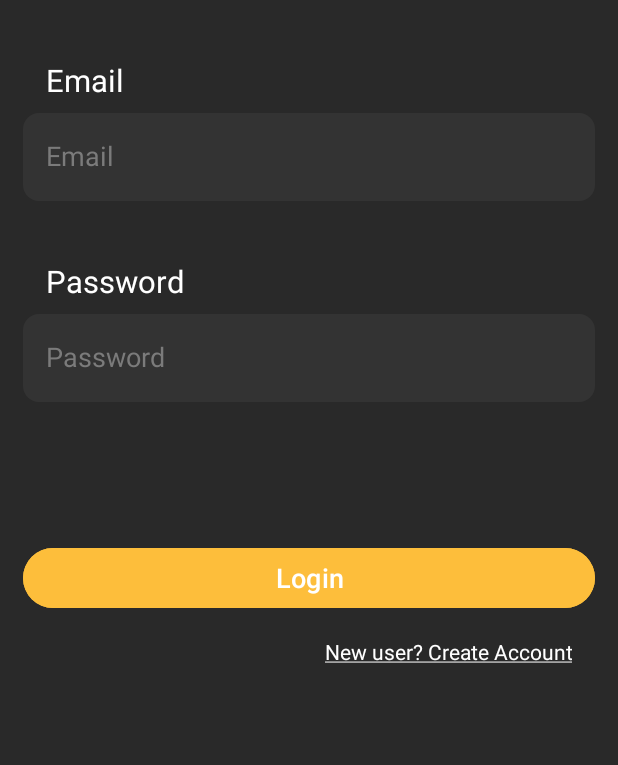
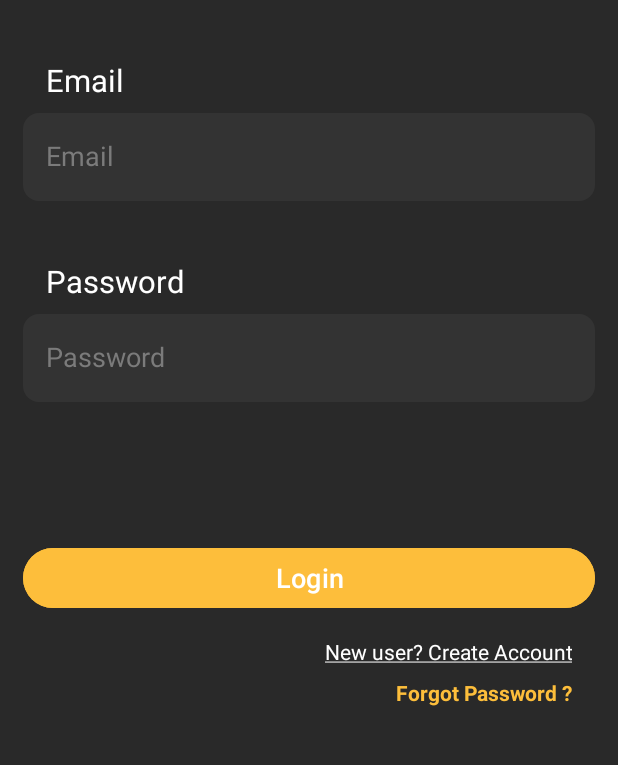
Before and after one commit to vnBan/Sulat, an Android app: the LoginActivity screen opened directly, with no data from a screen before it, on a phone screen of 412 x 824 dp, the part 430-1195 px from its top. Run offline under Robolectric (Android 15) with nearby library versions, the phone set to English and light mode, and no system bars; our stand-ins replace Firebase (no records; nobody signed in at launch, a user with empty details on screens opened directly), sdp/ssp sizes.

Commit message:
Login Signup update

```diff
--- a/app/build.gradle.kts
+++ b/app/build.gradle.kts
@@ -36,6 +36,8 @@ dependencies {
     implementation(libs.activity)
     implementation(libs.constraintlayout)
     implementation(libs.firebase.firestore)
+    implementation(platform("com.google.firebase:firebase-bom:33.0.0"))
+    implementation("com.google.firebase:firebase-auth")
     testImplementation(libs.junit)
     androidTestImplementation(libs.ext.junit)
     androidTestImplementation(libs.espresso.core)
--- a/app/src/main/java/com/example/sulat/ui/auth/LoginActivity.java
+++ b/app/src/main/java/com/example/sulat/ui/auth/LoginActivity.java
@@ -1,26 +1,140 @@
 package com.example.sulat.ui.auth;
 
+import android.content.DialogInterface;
+import android.content.Intent;
 import android.os.Bundle;
+import android.text.TextUtils;
+import android.view.View;
+import android.widget.Button;
+import android.widget.EditText;
+import android.widget.ProgressBar;
+import android.widget.TextView;
+import android.widget.Toast;
 
-import androidx.activity.EdgeToEdge;
+import androidx.annotation.NonNull;
+import androidx.appcompat.app.AlertDialog;
 import androidx.appcompat.app.AppCompatActivity;
-import androidx.core.graphics.Insets;
-import androidx.core.view.ViewCompat;
-import androidx.core.view.WindowInsetsCompat;
+
+import com.example.sulat.ui.main.MainActivity;
+import com.google.android.gms.tasks.OnCompleteListener;
+import com.google.android.gms.tasks.OnFailureListener;
+import com.google.android.gms.tasks.OnSuccessListener;
+import com.google.android.gms.tasks.Task;
+import com.google.firebase.auth.*;
 
 import com.example.sulat.R;
 
 public class LoginActivity extends AppCompatActivity {
+    EditText mEmail,mPassword;
+    Button mLoginBtn;
+    TextView mCreateBtn,forgotTextLink;
+    ProgressBar progressBar;
+    FirebaseAuth fAuth;
+
 
     @Override
     protected void onCreate(Bundle savedInstanceState) {
         super.onCreate(savedInstanceState);
-        EdgeToEdge.enable(this);
         setContentView(R.layout.activity_login);
-        ViewCompat.setOnApplyWindowInsetsListener(findViewById(R.id.main), (v, insets) -> {
-            Insets systemBars = insets.getInsets(WindowInsetsCompat.Type.systemBars());
-            v.setPadding(systemBars.left, systemBars.top, systemBars.right, systemBars.bottom);
-            return insets;
+
+        mEmail = findViewById(R.id.inputEmail);
+        mPassword = findViewById(R.id.inputPassword);
+        fAuth = FirebaseAuth.getInstance();
+        mLoginBtn = findViewById(R.id.btnLogin);
+        mCreateBtn = findViewById(R.id.createAccount);
+        forgotTextLink = findViewById(R.id.passwordForgot);
+
+
+        mLoginBtn.setOnClickListener(new View.OnClickListener() {
+            @Override
+            public void onClick(View v) {
+
+                String email = mEmail.getText().toString().trim();
+                String password = mPassword.getText().toString().trim();
+
+                if(TextUtils.isEmpty(email)){
+                    mEmail.setError("Email is Required.");
+                    return;
+                }
+
+                if(TextUtils.isEmpty(password)){
+                    mPassword.setError("Password is Required.");
+                    return;
+                }
+
+                if(password.length() < 6){
+                    mPassword.setError("Password Must be >= 6 Characters");
+                    return;
+                }
+
+                // authenticate the user
+
+                fAuth.signInWithEmailAndPassword(email,password).addOnCompleteListener(new OnCompleteListener<AuthResult>() {
+                    @Override
+                    public void onComplete(@NonNull Task<AuthResult> task) {
+                        if(task.isSuccessful()){
+                            Toast.makeText(LoginActivity.this, "Logged in Successfully", Toast.LENGTH_SHORT).show();
+                            startActivity(new Intent(getApplicationContext(), MainActivity.class));
+                        }else {
+                            Toast.makeText(LoginActivity.this, "Error ! " + task.getException().getMessage(), Toast.LENGTH_SHORT).show();
+                            progressBar.setVisibility(View.GONE);
+                        }
+
+                    }
+                });
+
+            }
         });
+
+        mCreateBtn.setOnClickListener(new View.OnClickListener() {
+            @Override
+            public void onClick(View v) {
+                startActivity(new Intent(getApplicationContext(),SignUpActivity.class));
+            }
+        });
+
+        forgotTextLink.setOnClickListener(new View.OnClickListener() {
+            @Override
+            public void onClick(View v) {
+
+                final EditText resetMail = new EditText(v.getContext());
+                final AlertDialog.Builder passwordResetDialog = new AlertDialog.Builder(v.getContext());
+                passwordResetDialog.setTitle("Reset Password ?");
+                passwordResetDialog.setMessage("Enter Your Email To Received Reset Link.");
+                passwordResetDialog.setView(resetMail);
+
+                passwordResetDialog.setPositiveButton("Yes", new DialogInterface.OnClickListener() {
+                    @Override
+                    public void onClick(DialogInterface dialog, int which) {
+                        // extract the email and send reset link
+                        String mail = resetMail.getText().toString();
+                        fAuth.sendPasswordResetEmail(mail).addOnSuccessListener(new OnSuccessListener<Void>() {
+                            @Override
+                            public void onSuccess(Void aVoid) {
+                                Toast.makeText(LoginActivity.this, "Reset Link Sent To Your Email.", Toast.LENGTH_SHORT).show();
+                            }
+                        }).addOnFailureListener(new OnFailureListener() {
+                            @Override
+                            public void onFailure(@NonNull Exception e) {
+                                Toast.makeText(LoginActivity.this, "Error ! Reset Link is Not Sent" + e.getMessage(), Toast.LENGTH_SHORT).show();
+                            }
+                        });
+
+                    }
+                });
+
+                passwordResetDialog.setNegativeButton("No", new DialogInterface.OnClickListener() {
+                    @Override
+                    public void onClick(DialogInterface dialog, int which) {
+                        // close the dialog
+                    }
+                });
+
+                passwordResetDialog.create().show();
+
+            }
+        });
+
+
     }
 }
--- a/app/src/main/res/layout/activity_login.xml
+++ b/app/src/main/res/layout/activity_login.xml
@@ -103,4 +103,20 @@
         android:paddingEnd="@dimen/_12sdp"
         android:paddingStart="@dimen/_12sdp"
         app:layout_constraintTop_toBottomOf="@id/btnLogin"/>
+
+    <TextView
+        android:id="@+id/passwordForgot"
+        android:layout_width="match_parent"
+        android:layout_height="wrap_content"
+        android:text="@string/forgot_password"
+        android:textColor="@color/colorAccent"
+        android:textStyle="bold"
+        android:gravity="right"
+        android:paddingEnd="@dimen/_12sdp"
+        android:layout_marginTop="@dimen/_6sdp"
+        android:layout_marginEnd="@dimen/_12sdp"
+        app:layout_constraintEnd_toEndOf="parent"
+        app:layout_constraintStart_toStartOf="parent"
+        app:layout_constraintTop_toBottomOf="@+id/createAccount"
+        app:layout_constraintVertical_bias="0.19999999" />
 </androidx.constraintlayout.widget.ConstraintLayout>
--- a/app/src/main/res/values/strings.xml
+++ b/app/src/main/res/values/strings.xml
@@ -14,4 +14,5 @@
     <string name="passwordtxt">Password</string>
     <string name="sign_up">Sign Up</string>
     <string name="create_account"><u>New user? Create Account</u></string>
+    <string name="forgot_password">Forgot Password ?</string>
 </resources>
```
Also changed, not shown: app/src/main/res/layout/activity_sign_up.xml (+14 -0 lines).
